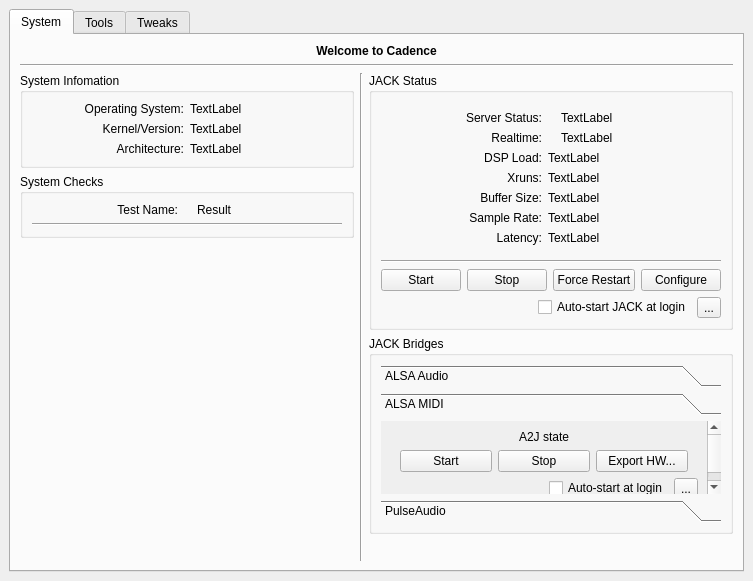
Qt form src/ui/cadence.ui (falkTX/Cadence) before a commit.
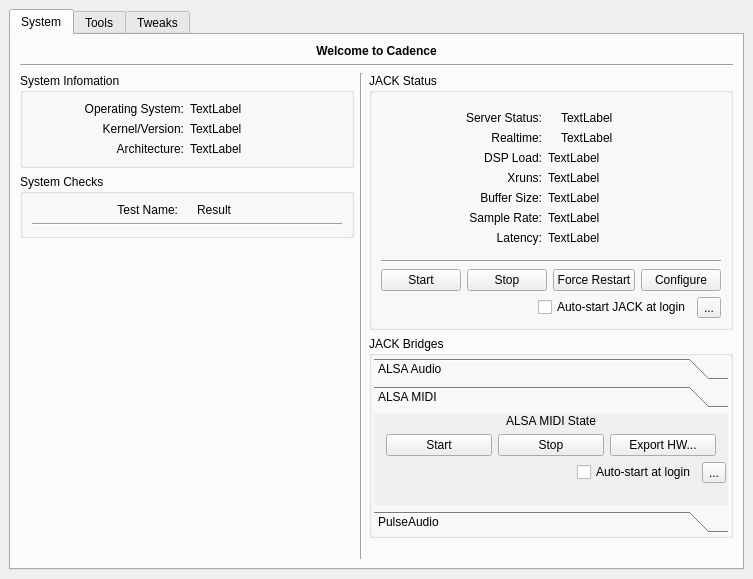
The same form after that commit. The open tabs and pages were chosen to show the change. Icons and pictures are not drawn. Custom widgets are drawn as their Qt base class.

Commit message: Cadence: Implement ALSA-MIDI Bridge

What changed in the file:
```diff
--- a/src/ui/cadence.ui
+++ b/src/ui/cadence.ui
@@ -7,7 +7,7 @@
     <x>0</x>
     <y>0</y>
     <width>753</width>
-    <height>581</height>
+    <height>579</height>
    </rect>
   </property>
   <property name="windowTitle">
@@ -472,6 +472,9 @@
              <string>JACK Bridges</string>
             </property>
             <layout class="QGridLayout" name="gridLayout_5">
+             <property name="margin">
+              <number>2</number>
+             </property>
              <item row="0" column="0">
               <widget class="QToolBox" name="toolBox_2">
                <widget class="QWidget" name="toolBox_alsaaudio">
@@ -599,18 +602,30 @@
                  <rect>
                   <x>0</x>
                   <y>0</y>
-                  <width>298</width>
-                  <height>81</height>
+                  <width>351</width>
+                  <height>114</height>
                  </rect>
                 </property>
                 <attribute name="label">
                  <string>ALSA MIDI</string>
                 </attribute>
                 <layout class="QVBoxLayout" name="verticalLayout_20">
+                 <property name="leftMargin">
+                  <number>2</number>
+                 </property>
+                 <property name="topMargin">
+                  <number>0</number>
+                 </property>
+                 <property name="rightMargin">
+                  <number>2</number>
+                 </property>
+                 <property name="bottomMargin">
+                  <number>2</number>
+                 </property>
                  <item>
                   <widget class="QLabel" name="label_4">
                    <property name="text">
-                    <string>A2J state</string>
+                    <string>ALSA MIDI State</string>
                    </property>
                    <property name="alignment">
                     <set>Qt::AlignCenter</set>
@@ -705,6 +720,19 @@
                    </item>
                   </layout>
                  </item>
+                 <item>
+                  <spacer name="verticalSpacer_12">
+                   <property name="orientation">
+                    <enum>Qt::Vertical</enum>
+                   </property>
+                   <property name="sizeHint" stdset="0">
+                    <size>
+                     <width>20</width>
+                     <height>40</height>
+                    </size>
+                   </property>
+                  </spacer>
+                 </item>
                 </layout>
                </widget>
                <widget class="QWidget" name="toolBox_pulseaudio">
```
Left out of the diff: 76 changed lines with no effect on the pictures. The commit also changes 4 other files.
